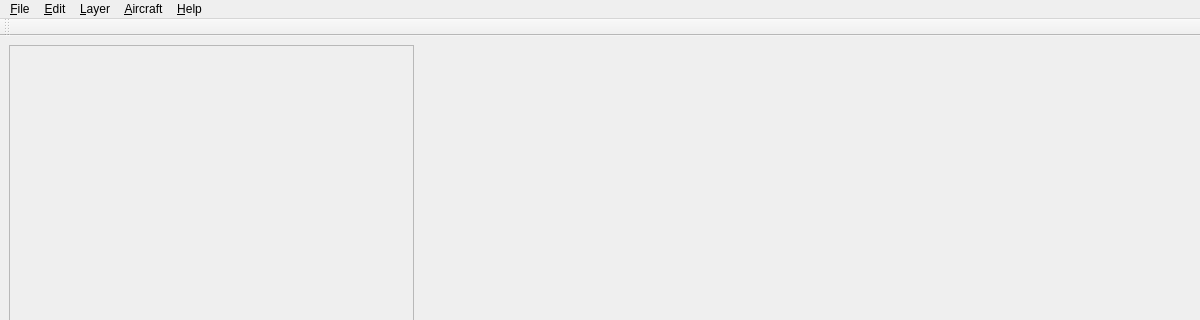
The window that seedpod_ground_risk/ui_resources/main.ui (aliaksei135/seedpod_ground_risk) describes before a commit, drawn with Qt 5; both pictures show x 0 to 1200 and y 0 to 320 of the 1200 by 857 pixel window.
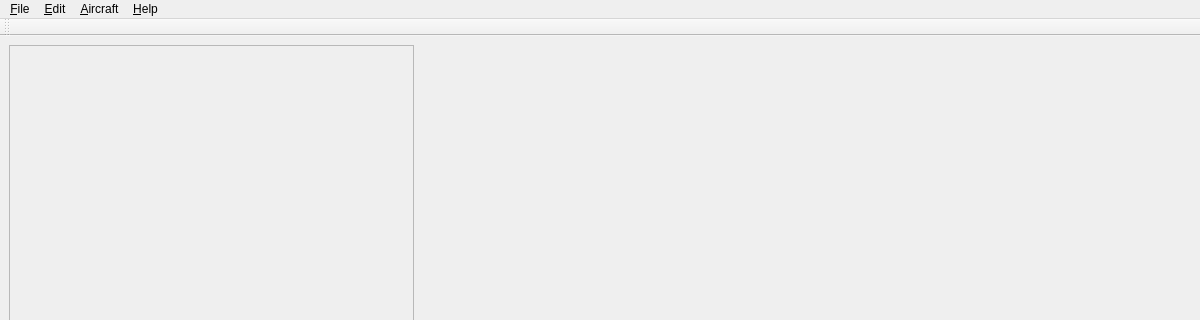
The same window after the commit. Custom widgets are drawn as their Qt base class.

What changed in the file:
```diff
--- a/seedpod_ground_risk/ui_resources/main.ui
+++ b/seedpod_ground_risk/ui_resources/main.ui
@@ -152,11 +152,6 @@
      <string>&amp;Edit</string>
     </property>
    </widget>
-   <widget class="QMenu" name="menu_Layer">
-    <property name="title">
-     <string>&amp;Layer</string>
-    </property>
-   </widget>
    <widget class="QMenu" name="menu_Aircraft">
     <property name="title">
      <string>&amp;Aircraft</string>
@@ -171,7 +166,6 @@
    </widget>
    <addaction name="menu_File"/>
    <addaction name="menuEdit"/>
-   <addaction name="menu_Layer"/>
    <addaction name="menu_Aircraft"/>
    <addaction name="menu_Help"/>
   </widget>
```
Left out of the diff: 11 changed lines with no effect on the pictures.
